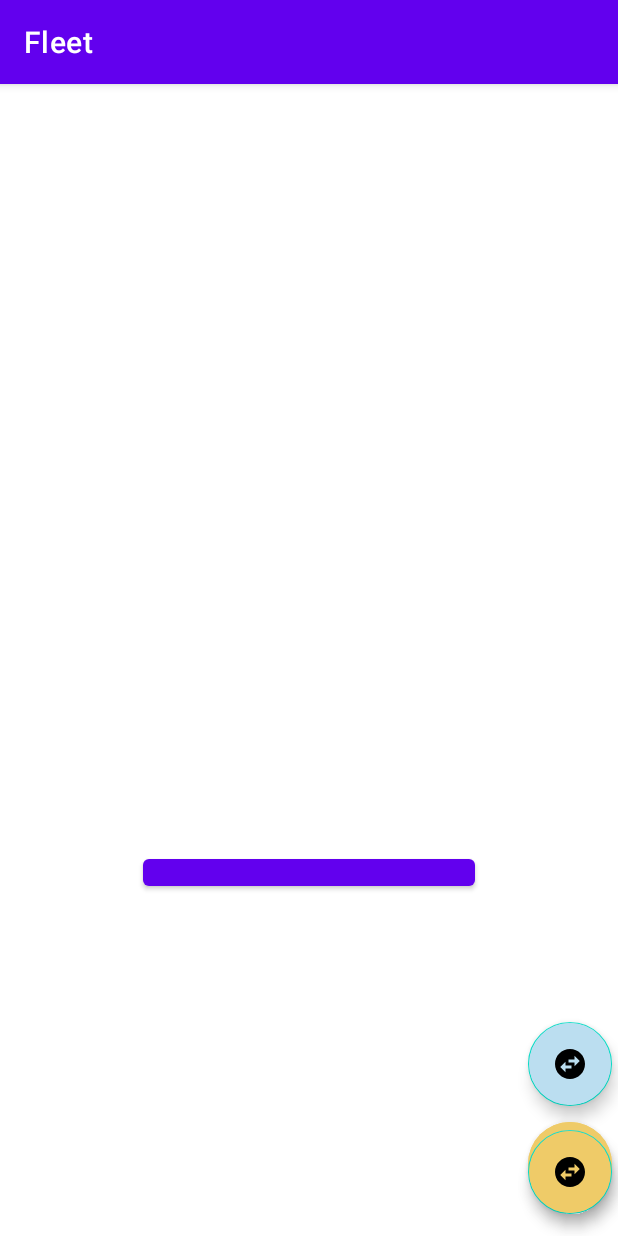
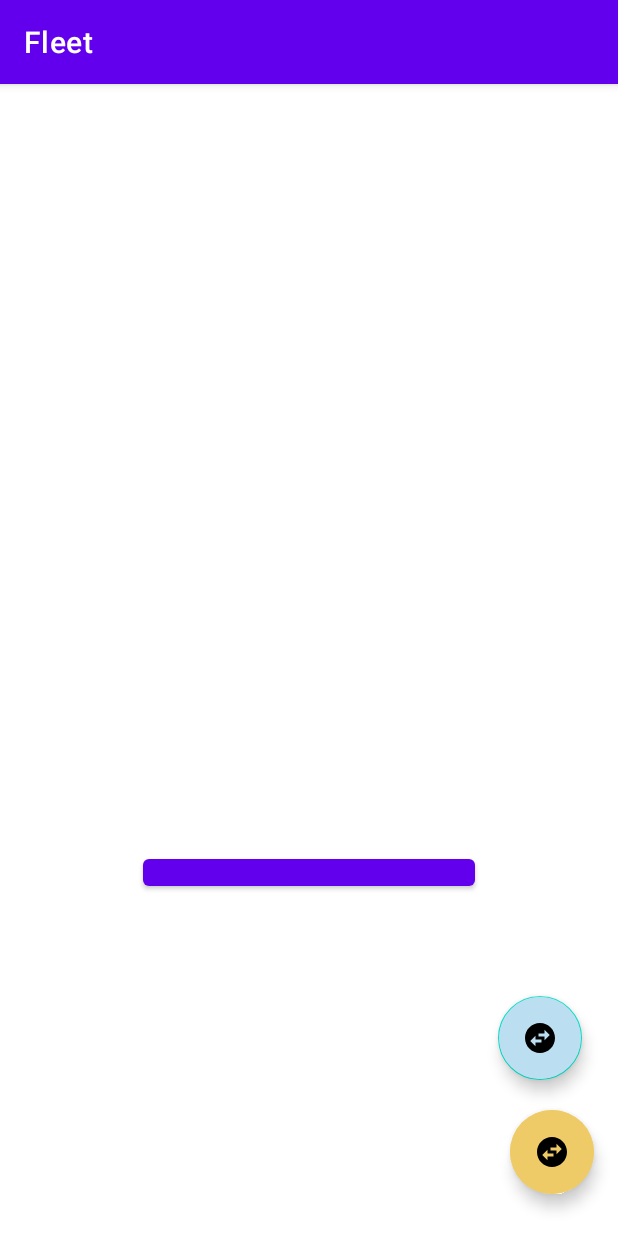
Before and after one commit to SamuelTocci/Fleet, an Android app: the screen it shows after launch (MainActivity), on a phone screen of 412 x 824 dp. Run offline under Robolectric (Android 15) with nearby library versions, the phone set to English and light mode, and no system bars; our stand-ins replace Picasso; libraries missing offline, so code that uses them is left out: com.facebook, com.facebook.login; plain views replace LoginButton; pictures from the network do not load; 4 statements that could not run were skipped.

Commit message:
constraints gefixt

```diff
--- a/app/src/main/java/com/example/fleet/MainActivity.java
+++ b/app/src/main/java/com/example/fleet/MainActivity.java
@@ -81,8 +81,6 @@ public class MainActivity extends AppCompatActivity {
             }
         });
 
-
-        mSwitch_min = findViewById(R.id.switch_min);
         mSwitch_max = findViewById(R.id.switch_max);
         mGroups = findViewById(R.id.go_groups);
         tv_group = findViewById(R.id.tv_group);
@@ -94,7 +92,7 @@ public class MainActivity extends AppCompatActivity {
         // shrinked state initially
         mSwitch_max.shrink();
 
-        mSwitch_min.setOnClickListener(
+        mSwitch_max.setOnClickListener(
                 new View.OnClickListener() {
                     @Override
                     public void onClick(View view) {
@@ -121,6 +119,7 @@ public class MainActivity extends AppCompatActivity {
                             // true make all the action name
                             // texts and FABs GONE.
                             mGroups.hide();
+                            tv_group.setVisibility(View.GONE);
 
 
                             // Set the FAB to shrink after user
--- a/app/src/main/res/layout/activity_main.xml
+++ b/app/src/main/res/layout/activity_main.xml
@@ -76,32 +76,19 @@
     <!--Make sure that you are constraining this Text
          to the add Person FAB button-->
 
+
     <com.google.android.material.floatingactionbutton.ExtendedFloatingActionButton
             android:id="@+id/switch_max"
-            android:layout_width="124dp"
-            android:layout_height="50dp"
+            android:layout_width="130dp"
+            android:layout_height="57dp"
             android:layout_gravity="end"
-            android:layout_marginEnd="4dp"
-            android:layout_marginBottom="20dp"
+            android:layout_marginEnd="16dp"
+            android:layout_marginBottom="28dp"
             android:backgroundTint="@color/colorAccentYellow"
-            android:text="Switch"
+            android:text="Select"
             app:icon="@drawable/ic_baseline_swap_horizontal_circle_24"
             app:layout_constraintBottom_toBottomOf="parent"
             app:layout_constraintEnd_toEndOf="parent" />
-
-    <com.google.android.material.floatingactionbutton.FloatingActionButton
-            android:id="@+id/switch_min"
-            android:layout_width="wrap_content"
-            android:layout_height="wrap_content"
-            android:backgroundTint="@color/colorAccentYellow"
-            app:fabSize="normal"
-            app:layout_constraintEnd_toEndOf="parent"
-            app:srcCompat="@drawable/ic_baseline_swap_horizontal_circle_24"
-            app:layout_constraintBottom_toBottomOf="parent"
-            app:layout_constraintStart_toStartOf="parent"
-            app:layout_constraintHorizontal_bias="0.988"
-            app:layout_constraintTop_toTopOf="parent"
-            app:layout_constraintVertical_bias="0.979" />
 
     <TextView
             android:id="@+id/tv_group"
@@ -120,9 +107,10 @@
             android:backgroundTint="@color/colorAccentBlue"
             app:fabSize="normal"
             app:srcCompat="@drawable/ic_baseline_swap_horizontal_circle_24"
-            app:layout_constraintBottom_toTopOf="@+id/switch_min"
-            android:layout_marginBottom="16dp"
-            app:layout_constraintEnd_toEndOf="@+id/switch_min" />
+            app:layout_constraintBottom_toTopOf="@+id/switch_max"
+            app:layout_constraintEnd_toEndOf="@+id/switch_max"
+            android:layout_marginEnd="8dp"
+            android:layout_marginBottom="20dp" />
 
     <!--Action name text for the add person button-->
     <!--Make sure that you are constraining this Text
```
